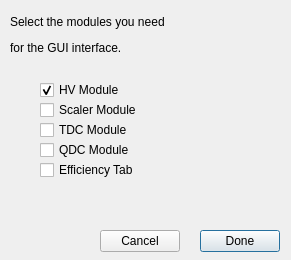
Before: the Qt Designer form form/dialogsetupinterface.ui in lpetre-ulb/LeoDAQ, drawn with Qt 5.
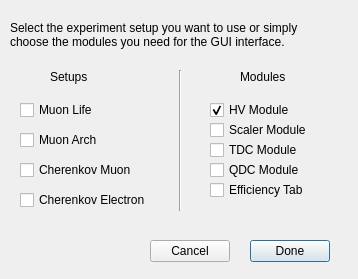
After: the same form once the commit is applied.

Commit message: Including default experiments configurations

```diff
--- a/form/dialogsetupinterface.ui
+++ b/form/dialogsetupinterface.ui
@@ -6,8 +6,8 @@
    <rect>
     <x>0</x>
     <y>0</y>
-    <width>291</width>
-    <height>260</height>
+    <width>358</width>
+    <height>279</height>
    </rect>
   </property>
   <property name="windowTitle">
@@ -16,8 +16,8 @@
   <widget class="QCheckBox" name="checkBox_hv_module">
    <property name="geometry">
     <rect>
-     <x>40</x>
-     <y>80</y>
+     <x>210</x>
+     <y>100</y>
      <width>85</width>
      <height>20</height>
     </rect>
@@ -32,8 +32,8 @@
   <widget class="QPushButton" name="pushButton_done">
    <property name="geometry">
     <rect>
-     <x>200</x>
-     <y>230</y>
+     <x>250</x>
+     <y>240</y>
      <width>80</width>
      <height>22</height>
     </rect>
@@ -45,8 +45,8 @@
   <widget class="QPushButton" name="pushButton_cancel">
    <property name="geometry">
     <rect>
-     <x>100</x>
-     <y>230</y>
+     <x>150</x>
+     <y>240</y>
      <width>80</width>
      <height>22</height>
     </rect>
@@ -58,8 +58,8 @@
   <widget class="QCheckBox" name="checkBox_scaler_module">
    <property name="geometry">
     <rect>
-     <x>40</x>
-     <y>100</y>
+     <x>210</x>
+     <y>120</y>
      <width>121</width>
      <height>20</height>
     </rect>
@@ -71,8 +71,8 @@
   <widget class="QCheckBox" name="checkBox_tdc_module">
    <property name="geometry">
     <rect>
-     <x>40</x>
-     <y>120</y>
+     <x>210</x>
+     <y>140</y>
      <width>101</width>
      <height>20</height>
     </rect>
@@ -84,8 +84,8 @@
   <widget class="QCheckBox" name="checkBox_qdc_module">
    <property name="geometry">
     <rect>
-     <x>40</x>
-     <y>140</y>
+     <x>210</x>
+     <y>160</y>
      <width>121</width>
      <height>20</height>
     </rect>
@@ -97,8 +97,8 @@
   <widget class="QCheckBox" name="checkBox_efficiency_tab">
    <property name="geometry">
     <rect>
-     <x>40</x>
-     <y>160</y>
+     <x>210</x>
+     <y>180</y>
      <width>111</width>
      <height>20</height>
     </rect>
@@ -112,12 +112,103 @@
     <rect>
      <x>10</x>
      <y>10</y>
-     <width>191</width>
+     <width>351</width>
      <height>51</height>
     </rect>
    </property>
    <property name="text">
-    <string>&lt;html&gt;&lt;head/&gt;&lt;body&gt;&lt;p&gt;Select the modules you need&lt;/p&gt;&lt;p&gt;for the GUI interface.&lt;/p&gt;&lt;/body&gt;&lt;/html&gt;</string>
+    <string>&lt;html&gt;&lt;head/&gt;&lt;body&gt;&lt;p align=&quot;justify&quot;&gt;Select the experiment setup you want to use or simply&lt;br/&gt;choose the modules you need for the GUI interface.&lt;/p&gt;&lt;/body&gt;&lt;/html&gt;</string>
+   </property>
+  </widget>
+  <widget class="QCheckBox" name="checkBox_muon_life">
+   <property name="geometry">
+    <rect>
+     <x>20</x>
+     <y>100</y>
+     <width>85</width>
+     <height>20</height>
+    </rect>
+   </property>
+   <property name="text">
+    <string>Muon Life</string>
+   </property>
+  </widget>
+  <widget class="QCheckBox" name="checkBox_cosmic_muon">
+   <property name="geometry">
+    <rect>
+     <x>20</x>
+     <y>130</y>
+     <width>111</width>
+     <height>20</height>
+    </rect>
+   </property>
+   <property name="text">
+    <string>Muon Arch</string>
+   </property>
+  </widget>
+  <widget class="QCheckBox" name="checkBox_cherenkov_muon">
+   <property name="geometry">
+    <rect>
+     <x>20</x>
+     <y>160</y>
+     <width>131</width>
+     <height>20</height>
+    </rect>
+   </property>
+   <property name="text">
+    <string>Cherenkov Muon</string>
+   </property>
+  </widget>
+  <widget class="QCheckBox" name="checkBox_cherenkov_electron">
+   <property name="geometry">
+    <rect>
+     <x>20</x>
+     <y>190</y>
+     <width>151</width>
+     <height>20</height>
+    </rect>
+   </property>
+   <property name="text">
+    <string>Cherenkov Electron</string>
+   </property>
+  </widget>
+  <widget class="Line" name="line">
+   <property name="geometry">
+    <rect>
+     <x>170</x>
+     <y>70</y>
+     <width>20</width>
+     <height>141</height>
+    </rect>
+   </property>
+   <property name="orientation">
+    <enum>Qt::Vertical</enum>
+   </property>
+  </widget>
+  <widget class="QLabel" name="label_2">
+   <property name="geometry">
+    <rect>
+     <x>240</x>
+     <y>70</y>
+     <width>59</width>
+     <height>14</height>
+    </rect>
+   </property>
+   <property name="text">
+    <string>Modules</string>
+   </property>
+  </widget>
+  <widget class="QLabel" name="label_3">
+   <property name="geometry">
+    <rect>
+     <x>50</x>
+     <y>70</y>
+     <width>59</width>
+     <height>14</height>
+    </rect>
+   </property>
+   <property name="text">
+    <string>Setups</string>
    </property>
   </widget>
  </widget>
```
The commit also changes 2 other files.
